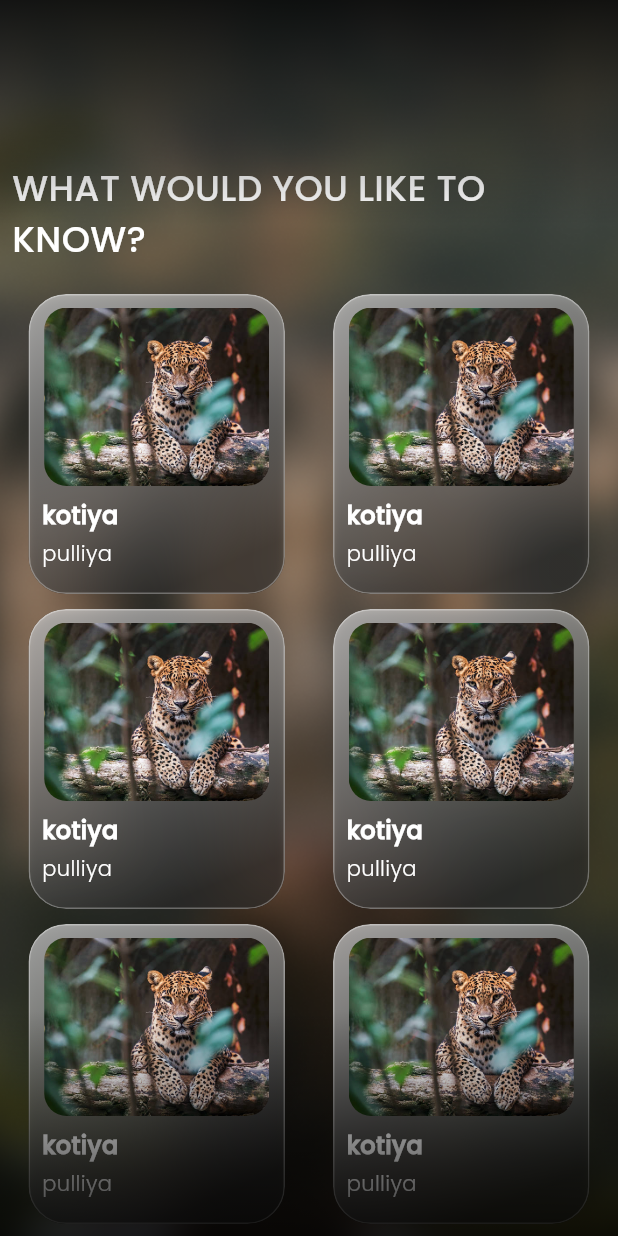
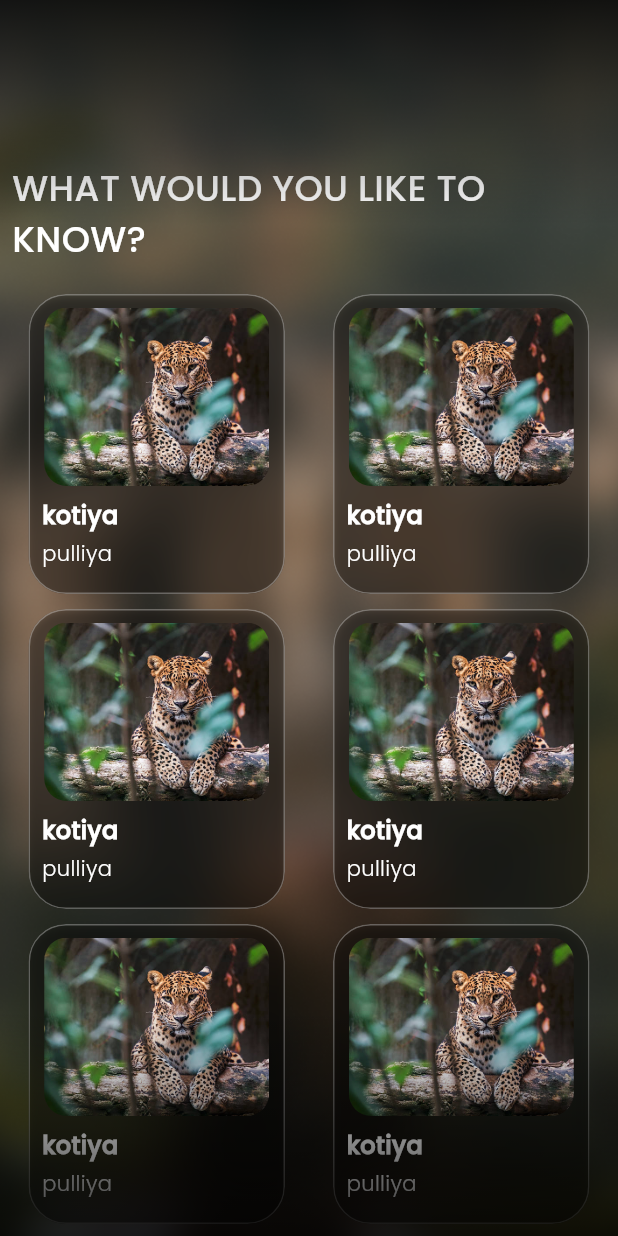
Before and after one commit to Team-SegFault/GoSL, a Flutter app: the SurfPage screen opened directly, on a phone screen of 412 x 824 dp. Run offline on Flutter 3.47's test engine with Material 3 defaults, Android fonts, the phone set to English and light mode, and no system bars.

Commit message:
surfbox gradient removed

```diff
--- a/Frontend/lib/components/surfbox.dart
+++ b/Frontend/lib/components/surfbox.dart
@@ -27,16 +27,11 @@ class SurfBox extends StatelessWidget {
             height: 200,
             width: 171,
             decoration: BoxDecoration(
-              gradient: const LinearGradient(
-                begin: Alignment.topLeft,
-                end: Alignment.bottomCenter,
-                colors: [Colors.white60, Colors.white10],
-              ),
               borderRadius: BorderRadius.circular(25),
               border: Border.all(width: 1, color: Colors.white30),
               boxShadow: [
                 BoxShadow(
-                  color: Colors.black.withOpacity(0.6),
+                  color: Colors.black.withOpacity(0.4),
                   spreadRadius: 2,
                   blurRadius: 5,
                   offset: const Offset(0, 3), // Shadow position
```
